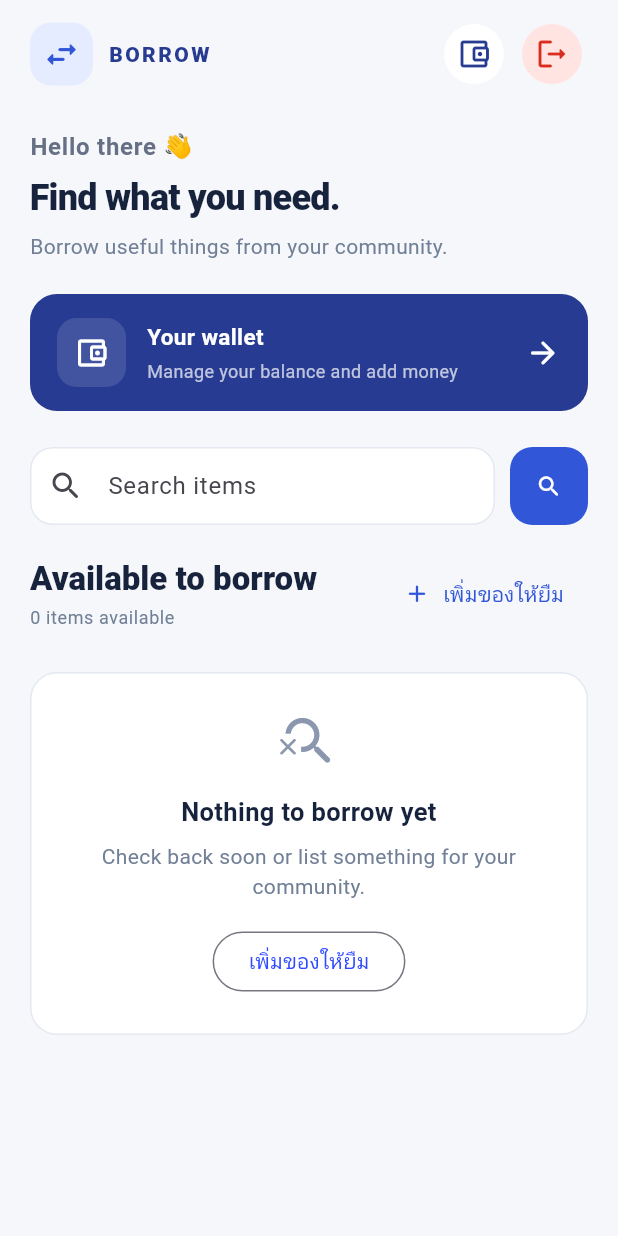
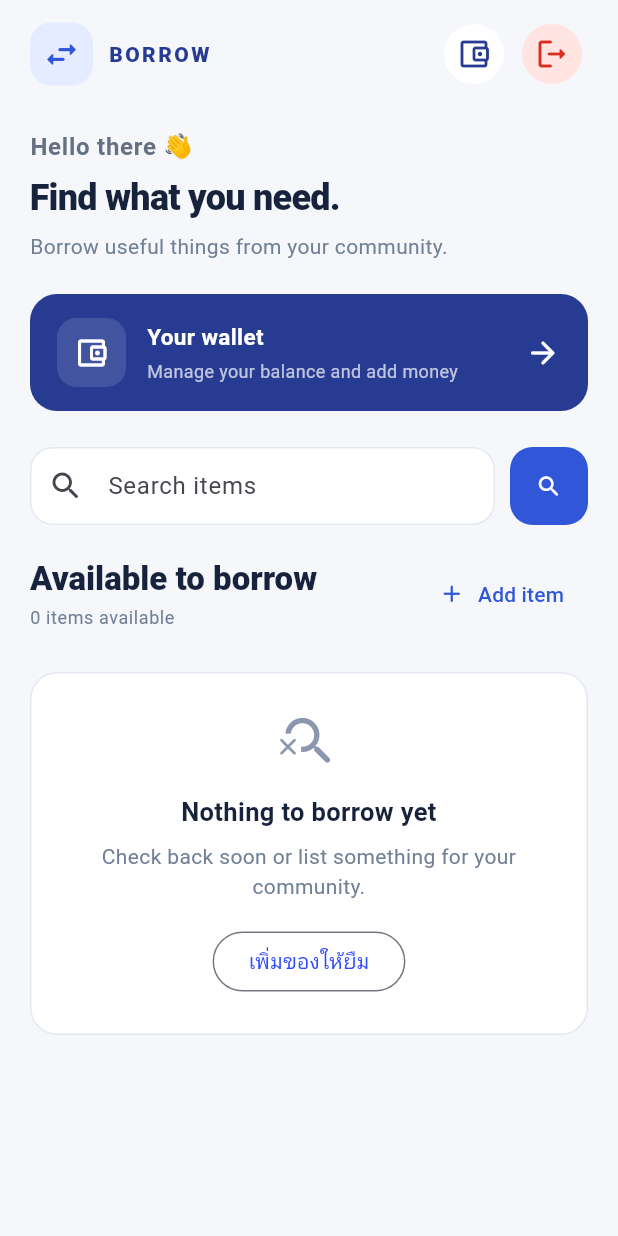
Before and after one commit to Meawdam/Mobile-Application-Development, a Flutter app: the HomeScreen screen opened directly, on a phone screen of 412 x 824 dp. Run offline on Flutter 3.47's test engine with Material 3 defaults, Android fonts, the phone set to English and light mode, and no system bars; our stand-ins replace flutter_secure_storage, image_picker; accounts and stored records are empty; statements that could not run were skipped.

Commit message:
Update button label from 'เพิ่มของให้ยืม' to 'Add item' for consistency in English

```diff
--- a/frontend/lib/modules/user/home/view/home.dart
+++ b/frontend/lib/modules/user/home/view/home.dart
@@ -286,7 +286,7 @@ class _HomeScreenState extends State<HomeScreen> {
                   TextButton.icon(
                     onPressed: _addItem,
                     icon: const Icon(Icons.add_rounded, size: 19),
-                    label: const Text('เพิ่มของให้ยืม'),
+                    label: const Text('Add item'),
                     style: TextButton.styleFrom(
                       foregroundColor: const Color(0xFF3156D8),
                     ),
```
Also changed, not shown: 1 other file.
